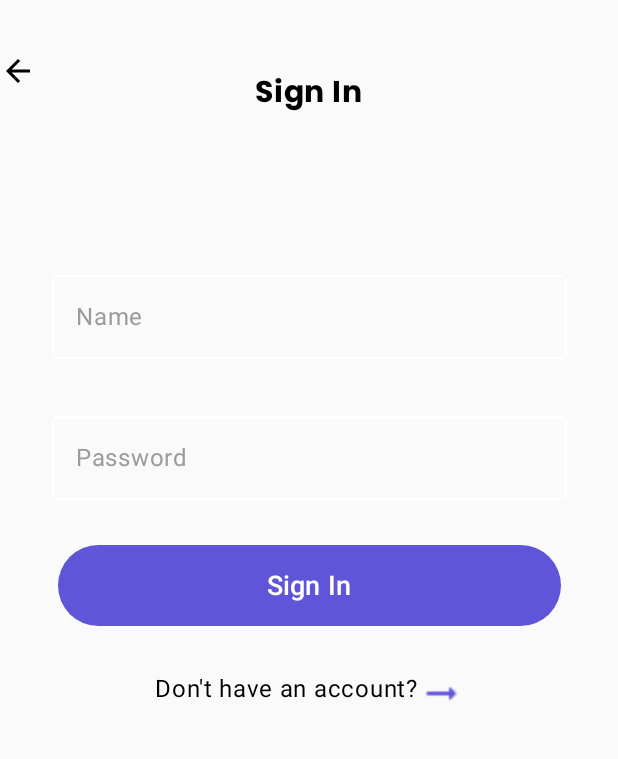
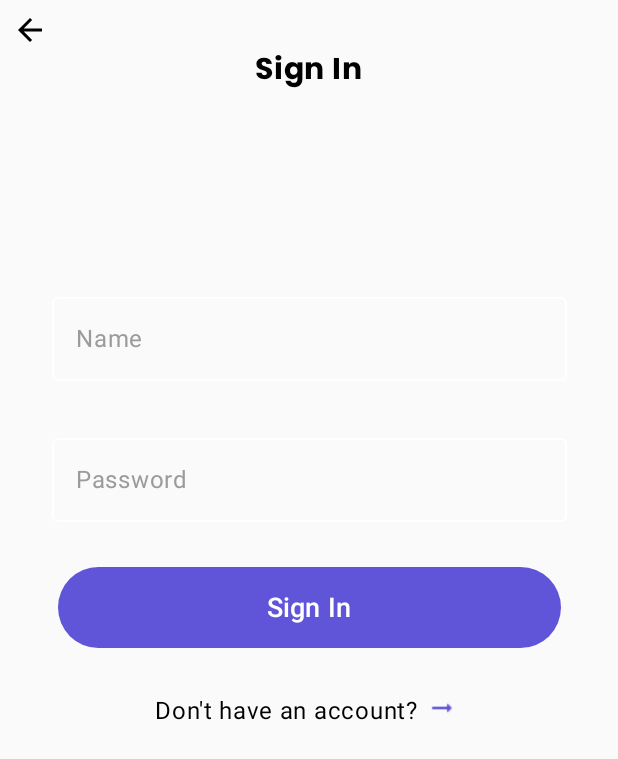
Before and after one commit to MohamedHesham125/Trendify, an Android app built with Jetpack Compose: the screen it shows after launch (MainActivity), on a phone screen of 412 x 824 dp. Shown: the top 759 px of the screen. Run offline under Robolectric (Android 15) with nearby library versions, the phone set to English and light mode, and no system bars; our stand-ins replace Voyager.

Commit message:
Update LoginSceen.kt

```diff
--- a/app/src/main/java/com/example/trendify/presentation/ui/LoginSceen.kt
+++ b/app/src/main/java/com/example/trendify/presentation/ui/LoginSceen.kt
@@ -59,13 +59,15 @@ class LoginSceen : Screen {
         val navigator= LocalNavigator.currentOrThrow
 
 Icon(imageVector = Icons.Filled.ArrowBack,
-    contentDescription =null, modifier = Modifier.padding(top = 35.dp).clickable { navigator.push(SignUpScreen()) } )
+    contentDescription =null,
+    modifier = Modifier.padding(top = 8.dp, start = 8.dp).clickable { navigator.push(SignUpScreen()) } )
         Column(verticalArrangement = Arrangement.Center,
             horizontalAlignment = Alignment.CenterHorizontally,
             modifier = Modifier.fillMaxSize()) {
         Text(text = "Sign In",
             fontFamily = FontFamily(Font(resId = R.font.poppins_bold)),
-            fontSize = 20.sp,)
+            fontSize = 20.sp,
+            modifier = Modifier.padding(bottom = 30.dp))
 
             Spacer(modifier = Modifier.height(100.dp))
             //Email Address TextField
@@ -145,6 +147,7 @@ Icon(imageVector = Icons.Filled.ArrowBack,
                     contentDescription =null,
                     modifier = Modifier
                         .size(30.dp)
+                        .padding(bottom = 10.dp)
                         .clickable { navigator.push(SignUpScreen()) },
                     tint = Color(0xff6055D8))
             }
```
